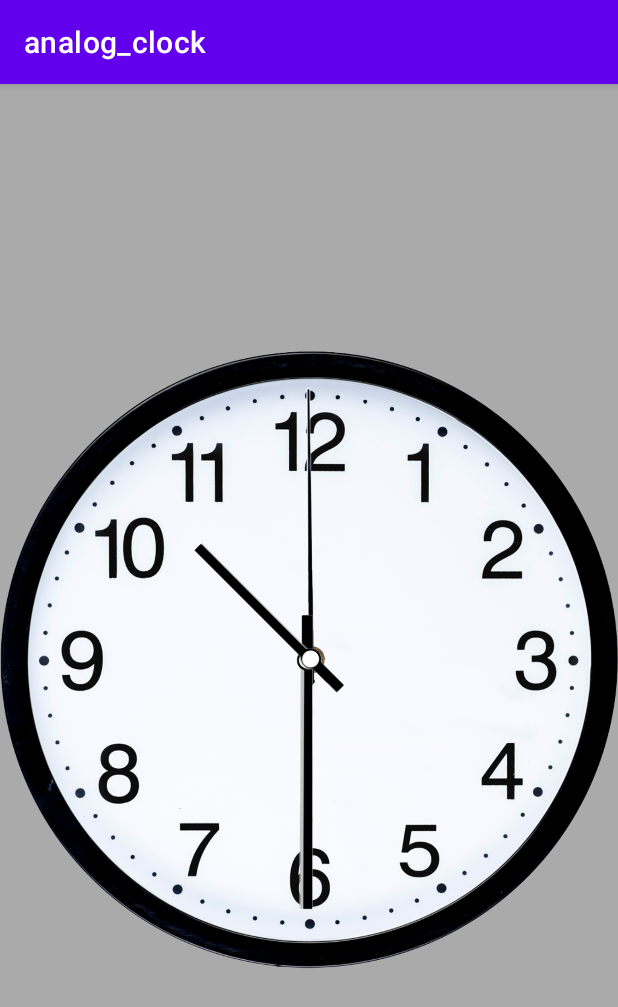
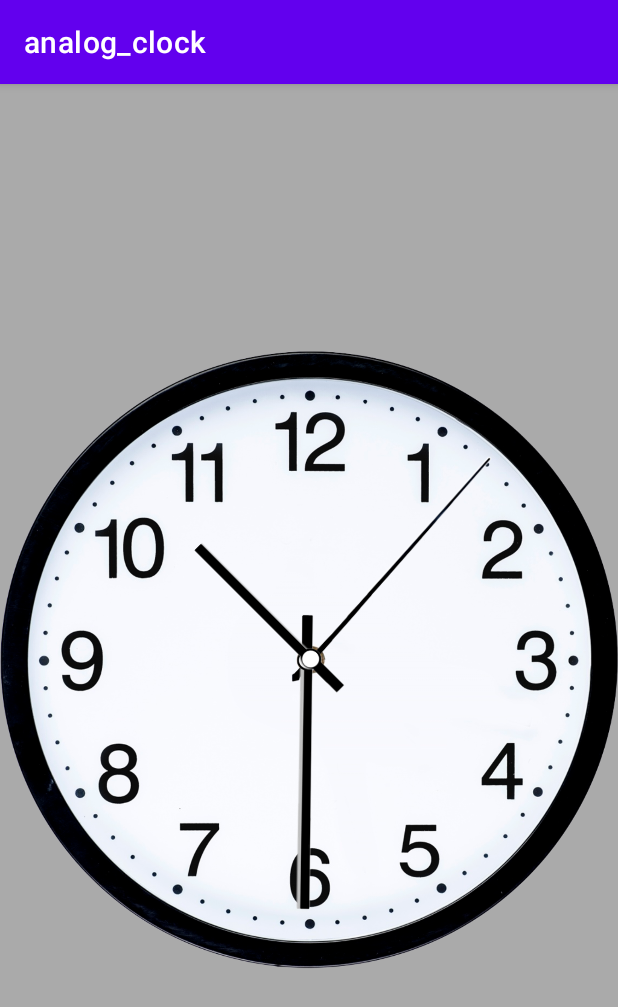
Before and after one commit to Mihail-Larionow/Analog-Clock, an Android app: the screen it shows after launch (MainActivity), on a phone screen of 412 x 824 dp. Shown: the top 1007 px of the screen. Run offline under Robolectric (Android 15) with nearby library versions, the phone set to English and light mode, and no system bars.

Commit message:
It's working!

```diff
--- a/app/src/main/java/com/example/analog_clock/AbstractClock.java
+++ b/app/src/main/java/com/example/analog_clock/AbstractClock.java
@@ -6,11 +6,12 @@ import android.graphics.Canvas;
 import java.util.Calendar;
 import java.util.TimeZone;
 
-public abstract class AbstractClock extends Thread{
+public abstract class AbstractClock{
+
+    final TimeZone timeZone;
     private Calendar calendar;
-    final TimeZone timeZone;
     protected int hours, minutes, seconds;
-    protected int MAX_IMAGE_WIDTH, MAX_IMAGE_HEIGHT;
+
     protected AbstractClock() {
         timeZone = TimeZone.getDefault();
         calendar = Calendar.getInstance(timeZone);
@@ -23,32 +24,23 @@ public abstract class AbstractClock extends Thread{
     public int getHours(){
         return calendar.get(Calendar.HOUR);
     }
+
     public int getMinutes(){
         return calendar.get(Calendar.MINUTE);
     }
+
     public int getSeconds(){
         return calendar.get(Calendar.SECOND);
     }
 
     public abstract int getWidth();
+
     public abstract int getHeight();
-    public void tik(){
+
+    protected void tik(){
         calendar = Calendar.getInstance(timeZone);
         hours = getHours();
         minutes = getMinutes();
         seconds = getSeconds();
     }
-
-    @Override
-    public void run(){
-        try {
-            while (true) {
-                tik();
-                //showTime();
-            }
-        }
-        catch (Exception e){
-
-        }
-    }
 }
--- a/app/src/main/java/com/example/analog_clock/AbstractClockHand.java
+++ b/app/src/main/java/com/example/analog_clock/AbstractClockHand.java
@@ -1,18 +1,15 @@
 package com.example.analog_clock;
 
+import android.graphics.Canvas;
 import android.content.res.Resources;
-import android.graphics.Bitmap;
-import android.graphics.Canvas;
-import android.graphics.Matrix;
 import android.graphics.drawable.Drawable;
-
 import androidx.core.content.res.ResourcesCompat;
 
 public abstract class AbstractClockHand {
+
     public Drawable imageClockHand;
     protected int MAX_IMAGE_WIDTH, MAX_IMAGE_HEIGHT;
-    protected int centerX, centerY;
-    protected float handScale;
+
     public AbstractClockHand(Resources res, int imageClockHand){
         this.imageClockHand = ResourcesCompat.getDrawable(res, imageClockHand, null);
         MAX_IMAGE_WIDTH = this.imageClockHand.getIntrinsicWidth();
--- a/app/src/main/java/com/example/analog_clock/ClockHandHour.java
+++ b/app/src/main/java/com/example/analog_clock/ClockHandHour.java
@@ -1,17 +1,18 @@
 package com.example.analog_clock;
 
+import android.graphics.Canvas;
 import android.content.res.Resources;
-import android.graphics.Bitmap;
-import android.graphics.Canvas;
 
 public class ClockHandHour extends AbstractClockHand {
+
     public ClockHandHour(Resources res, int clockHand){
         super(res,clockHand);
     }
+
     @Override
     public void moveHand(Canvas canvas, int centerX, int centerY, int hours, int minutes){
         canvas.save();
-        canvas.rotate( 30*hours + minutes/2, centerX, centerY);
+        canvas.rotate( 30*hours + (float)minutes/2, centerX, centerY);
         imageClockHand.setBounds(centerX - (MAX_IMAGE_WIDTH/2), centerY - (MAX_IMAGE_HEIGHT/2),
                 centerX + (MAX_IMAGE_WIDTH/2), centerY + (MAX_IMAGE_HEIGHT/2));
         imageClockHand.draw(canvas);
--- a/app/src/main/java/com/example/analog_clock/ClockHandMinute.java
+++ b/app/src/main/java/com/example/analog_clock/ClockHandMinute.java
@@ -1,17 +1,18 @@
 package com.example.analog_clock;
 
+import android.graphics.Canvas;
 import android.content.res.Resources;
-import android.graphics.Bitmap;
-import android.graphics.Canvas;
 
 public class ClockHandMinute extends AbstractClockHand {
+
     public ClockHandMinute(Resources res, int clockHand){
         super(res, clockHand);
     }
+
     @Override
     public void moveHand(Canvas canvas, int centerX, int centerY, int minutes, int seconds){
         canvas.save();
-        canvas.rotate(6*minutes + 2*(seconds/20), centerX, centerY);
+        canvas.rotate(6*minutes + 2*((float)seconds/20), centerX, centerY);
         imageClockHand.setBounds(centerX - (MAX_IMAGE_WIDTH/2), centerY - (MAX_IMAGE_HEIGHT/2),
                 centerX + (MAX_IMAGE_WIDTH/2), centerY + (MAX_IMAGE_HEIGHT/2));
         imageClockHand.draw(canvas);
--- a/app/src/main/java/com/example/analog_clock/ClockHandSecond.java
+++ b/app/src/main/java/com/example/analog_clock/ClockHandSecond.java
@@ -1,17 +1,18 @@
 package com.example.analog_clock;
 
+import android.graphics.Canvas;
 import android.content.res.Resources;
-import android.graphics.Bitmap;
-import android.graphics.Canvas;
 
 public class ClockHandSecond extends AbstractClockHand {
+
     public ClockHandSecond(Resources res, int clockHand){
         super(res, clockHand);
     }
+
     @Override
     public void moveHand(Canvas canvas, int centerX, int centerY, int seconds, int milliSeconds){
         canvas.save();
-        canvas.rotate(6*seconds + 6*milliSeconds/1000, centerX, centerY);
+        canvas.rotate(6*seconds + 6*(float)milliSeconds/1000, centerX, centerY);
         imageClockHand.setBounds(centerX - (MAX_IMAGE_WIDTH/2), centerY - (MAX_IMAGE_HEIGHT/2),
                 centerX + (MAX_IMAGE_WIDTH/2), centerY + (MAX_IMAGE_HEIGHT/2));
         imageClockHand.draw(canvas);
--- a/app/src/main/java/com/example/analog_clock/MainActivity.java
+++ b/app/src/main/java/com/example/analog_clock/MainActivity.java
@@ -1,33 +1,13 @@
 package com.example.analog_clock;
 
+import android.os.Bundle;
 import androidx.appcompat.app.AppCompatActivity;
-
-import android.os.Bundle;
-import android.text.Layout;
-import android.util.AttributeSet;
-import android.view.LayoutInflater;
-import android.widget.ImageView;
-import android.widget.LinearLayout;
-import android.widget.RelativeLayout;
-import android.widget.TextView;
-import android.view.View;
-
-import com.example.analog_clock.ui.AnalogClockView;
 
 public class MainActivity extends AppCompatActivity {
 
-    TextView textView;
-    LinearLayout mainLayout;
     @Override
     protected void onCreate(Bundle savedInstanceState) {
         super.onCreate(savedInstanceState);
         setContentView(R.layout.activity_main);
-        mainLayout = findViewById(R.id.main_layout);
-
-
-        // AbstractClock analogClock = new AnalogClock(mainLayout, getLayoutInflater());
-        //analogClock.start();
-        //textView.setText(analogClock.getHours() + " " + analogClock.getMinutes() + " " + analogClock.getSeconds());
-
     }
 }
--- a/app/src/main/java/com/example/analog_clock/ui/AnalogClockView.java
+++ b/app/src/main/java/com/example/analog_clock/ui/AnalogClockView.java
@@ -1,29 +1,20 @@
 package com.example.analog_clock.ui;
 
+import android.view.View;
 import android.content.Context;
+import android.graphics.Canvas;
+import android.util.AttributeSet;
+import com.example.analog_clock.R;
 import android.content.res.Resources;
 import android.content.res.TypedArray;
-import android.graphics.Bitmap;
-import android.graphics.BitmapFactory;
-import android.graphics.Canvas;
-import android.graphics.Matrix;
-import android.graphics.drawable.Drawable;
-import android.util.AttributeSet;
-import android.util.DisplayMetrics;
-import android.view.View;
-
-import androidx.core.content.res.ResourcesCompat;
-
 import com.example.analog_clock.AbstractClock;
 import com.example.analog_clock.AnalogClock;
-import com.example.analog_clock.R;
 
 public class AnalogClockView extends View{
+
     final int dial, handHour, handMinute, handSecond;
+    final int MAX_IMAGE_WIDTH, MAX_IMAGE_HEIGHT;
     private int viewWidth, viewHeight;
-    private int MAX_IMAGE_WIDTH = 1024, MAX_IMAGE_HEIGHT = 1024;
-    boolean isAttached, isChanged;
-
     final AbstractClock analogClock;
 
     public AnalogClockView(Context context, AttributeSet attrs){
@@ -40,9 +31,9 @@ public class AnalogClockView extends View{
         } finally {
             a.recycle();
         }
+
         Resources res = getResources();
         analogClock = new AnalogClock(res, dial, handHour, handMinute, handSecond);
-
         MAX_IMAGE_WIDTH = analogClock.getWidth();
         MAX_IMAGE_HEIGHT = analogClock.getHeight();
     }
@@ -50,12 +41,8 @@ public class AnalogClockView extends View{
     @Override
     protected void onMeasure(int widthMeasureSpec, int heightMeasureSpec) {
         super.onMeasure(widthMeasureSpec, heightMeasureSpec);
-        int desiredWidth = MAX_IMAGE_WIDTH;
-        int desiredHeight = MAX_IMAGE_HEIGHT;
-
-        viewWidth = measureDimension(desiredWidth, widthMeasureSpec);
-        viewHeight = measureDimension(desiredHeight, heightMeasureSpec);
-
+        viewWidth = measureDimension(MAX_IMAGE_WIDTH, widthMeasureSpec);
+        viewHeight = measureDimension(MAX_IMAGE_HEIGHT, heightMeasureSpec);
         setMeasuredDimension(viewWidth, viewHeight);
     }
 
@@ -63,15 +50,15 @@ public class AnalogClockView extends View{
     protected void onDraw(Canvas canvas){
         super.onDraw(canvas);
         //DisplayMetrics displayMetrics = getResources().getDisplayMetrics();
-        isChanged = false;
         analogClock.showTime(canvas, viewWidth, viewHeight);
+        postInvalidateDelayed(500);
+        invalidate();
     }
 
     private int measureDimension(int desiredSize, int measureSpec) {
         int result;
         int specMode = MeasureSpec.getMode(measureSpec);
         int specSize = MeasureSpec.getSize(measureSpec);
-
         if (specMode == MeasureSpec.EXACTLY) {
             result = specSize;
         } else {
@@ -80,9 +67,6 @@ public class AnalogClockView extends View{
                 result = Math.min(result, specSize);
             }
         }
-        if (result < desiredSize){
-
-        }
         return result;
     }
 }
--- a/app/src/main/res/layout/activity_main.xml
+++ b/app/src/main/res/layout/activity_main.xml
@@ -8,13 +8,19 @@
     android:orientation="vertical"
     android:id="@+id/main_layout">
 
-    <com.example.analog_clock.ui.AnalogClockView
-        android:layout_width="wrap_content"
-        android:layout_height="wrap_content"
+    <androidx.viewpager2.widget.ViewPager2
+        android:id="@+id/pager"
+        android:layout_width="match_parent"
+        android:layout_height="match_parent"
         app:layout_constraintBottom_toBottomOf="parent"
         app:layout_constraintEnd_toEndOf="parent"
         app:layout_constraintStart_toStartOf="parent"
-        app:layout_constraintTop_toTopOf="parent" />
+        app:layout_constraintTop_toTopOf="parent">
 
+    </androidx.viewpager2.widget.ViewPager2>
+
+    <com.example.analog_clock.ui.AnalogClockView
+        android:layout_width="match_parent"
+        android:layout_height="match_parent"/>
 
 </androidx.constraintlayout.widget.ConstraintLayout>
```
Also changed, not shown: app/src/main/java/com/example/analog_clock/AnalogClock.java (+5 -4 lines), app/src/main/res/layout/analog_clock.xml (deleted, +0 -47 lines), app/src/main/res/drawable/another_clock_dial.png (added), app/src/main/res/drawable/another_clock_hand_hour.png (added), app/src/main/res/drawable/another_clock_hand_minute.png (added), app/src/main/res/drawable/another_clock_hand_second.png (added).
